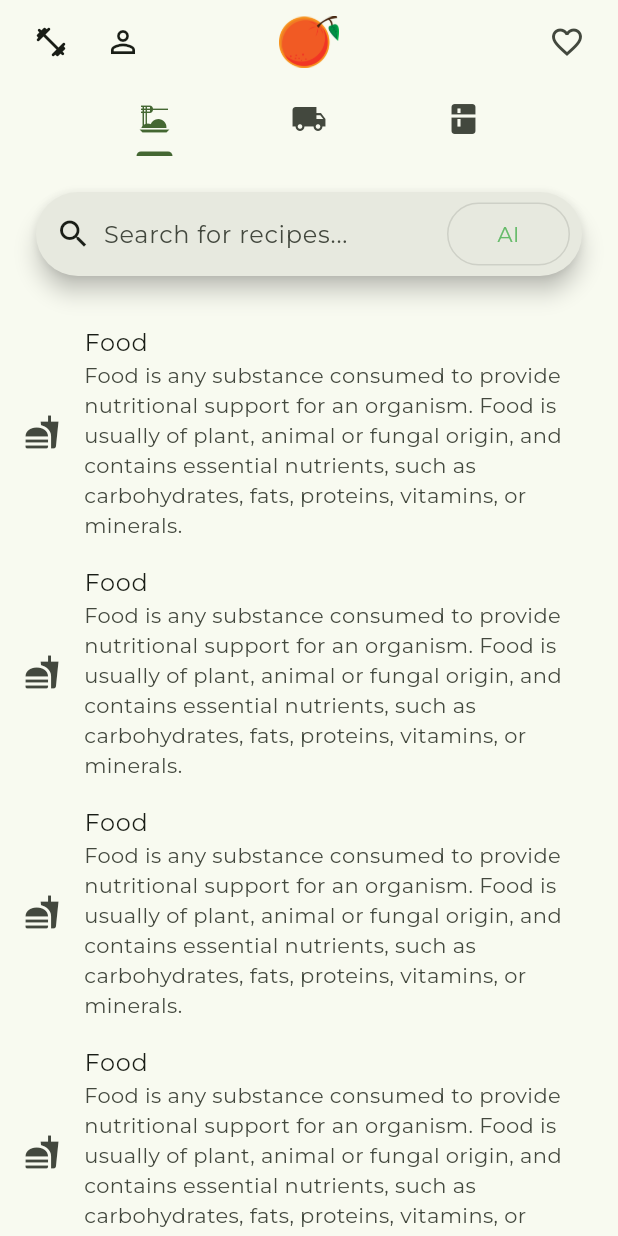
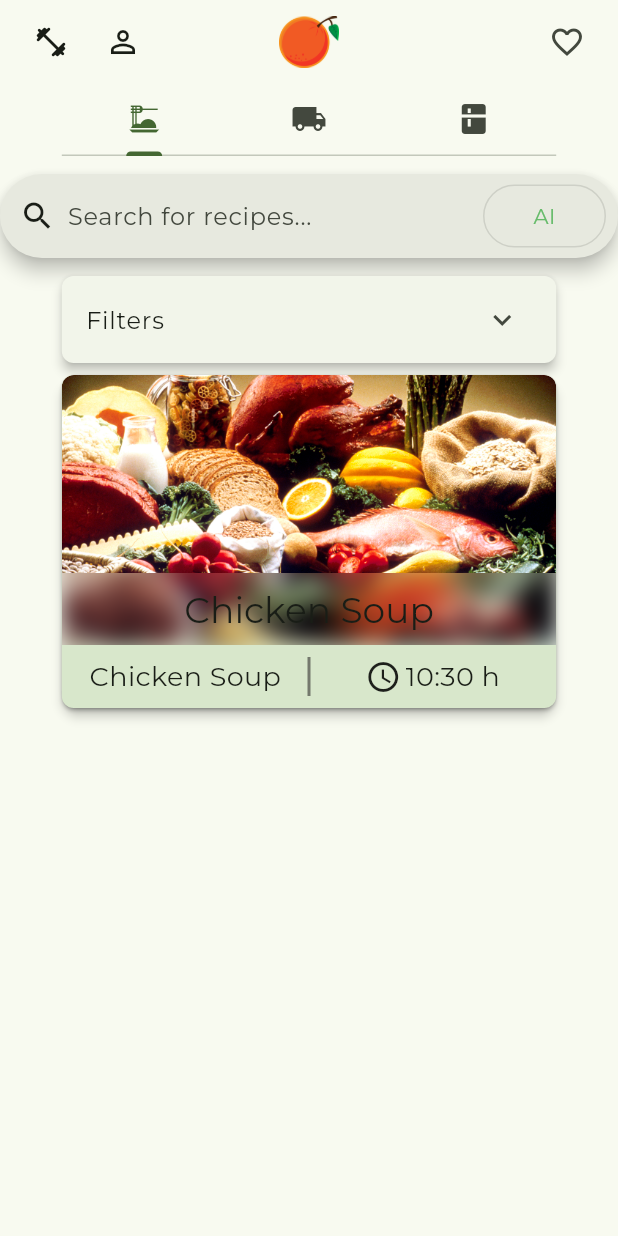
Before and after one commit to jerrydix/hackaTUM-helloFresh, a Flutter app: the screen it shows after launch, on a phone screen of 412 x 824 dp. Run offline on Flutter 3.47's test engine with Material 3 defaults, Android fonts, the phone set to English and light mode, and no system bars; our stand-ins replace blur, google_fonts.

Commit message:
many ui additions

```diff
--- a/flutter_version/lib/pages/homepage.dart
+++ b/flutter_version/lib/pages/homepage.dart
@@ -1,5 +1,6 @@
 import 'package:flutter/material.dart';
-import 'package:flutter_svg/flutter_svg.dart';
+import 'package:flutter_version/rest/recipe.dart';
+import 'package:flutter_version/widgets/recipe_card.dart';
 
 class HomePage extends StatefulWidget {
   const HomePage({super.key});
@@ -23,25 +24,25 @@ class _MyHomePageState extends State<HomePage> {
           title: Image.asset("assets/Orange.png", height: 40, width: 40),
           centerTitle: true,
           bottom: TabBar(
-            tabs: [
+            tabs: const [
               Tab(icon: Icon(Icons.dinner_dining)),
               Tab(icon: Icon(Icons.local_shipping)),
               Tab(icon: Icon(Icons.kitchen)),
             ],
             splashBorderRadius: BorderRadius.circular(25),
-            padding: EdgeInsets.symmetric(horizontal: MediaQuery.of(context).size.width / 8),
-            dividerColor: Colors.transparent,
+            padding: EdgeInsets.symmetric(horizontal: MediaQuery.of(context).size.width * 1/10),
+            //dividerColor: Colors.transparent,
           ),
           leading: Padding(
-            padding: EdgeInsets.only(left: 10),
+            padding: const EdgeInsets.only(left: 10),
             child: Row(
               children: [
                 IconButton(
-                  icon: Icon(Icons.fitness_center_rounded),
+                  icon: const Icon(Icons.fitness_center_rounded),
                   onPressed: () {}, // TODO: implement
                 ),
                 IconButton(
-                  icon: Icon(Icons.person_outline),
+                  icon: const Icon(Icons.person_outline),
                   onPressed: () {}, // TODO: implement
                 ),
               ],
@@ -49,10 +50,10 @@ class _MyHomePageState extends State<HomePage> {
           ),
           actions: [
             IconButton(
-              icon: Icon(Icons.favorite_outline),
+              icon: const Icon(Icons.favorite_outline),
               onPressed: () {},
             ),
-            Padding(padding: EdgeInsets.only(right: 10)),
+            const Padding(padding: EdgeInsets.only(right: 10)),
           ],
         ),
         body: TabBarView(
@@ -60,11 +61,13 @@ class _MyHomePageState extends State<HomePage> {
             Column(
               children: [
                 Padding(
-                  padding: EdgeInsets.all(24),
+                  padding: const EdgeInsets.only(top: 12, bottom: 12),
                   child: SearchBar(
+                    elevation: MaterialStateProperty.all(5),
+
                     hintText: 'Search for recipes...',
                     onChanged: (value) {},
-                    leading: Row(
+                    leading: const Row(
                       children: [
                         Padding(padding: EdgeInsets.only(left: 5)),
                         Icon(Icons.search),
@@ -78,9 +81,6 @@ class _MyHomePageState extends State<HomePage> {
                             AIenabled = !AIenabled;
                           });
                         },
-                        children: const [
-                          Text("AI"),
-                        ],
                         selectedBorderColor: Colors.green[700],
                         selectedColor: Colors.white,
                         fillColor: Colors.green[200],
@@ -90,53 +90,52 @@ class _MyHomePageState extends State<HomePage> {
                           minHeight: 40.0,
                           minWidth: 80.0,
                         ),
+                        children: const [
+                          Text("AI"),
+                        ],
 
                       ),
                     ]
                   ),
                 ),
+                Card(
+                  elevation: 3,
+                  margin: EdgeInsets.only(left: MediaQuery.of(context).size.width * 1/10, right: MediaQuery.of(context).size.width * 1/10),
+                  shape: RoundedRectangleBorder(
+                    borderRadius: BorderRadius.circular(8),
+                  ),
+                  clipBehavior: Clip.antiAlias,
+                  child: const ExpansionTile(
+                    shape: Border(),
+                    title: Text("Filters"),
+                    children: [
+                      Text("Expanded content")
+                    ],
+                  ),
+                ),
                 Expanded(
                   child: ListView(
                     children: [
-                      ListTile(
-                        leading: Icon(Icons.fastfood),
-                        title: Text('Food'),
-                        subtitle: Text('Food is any substance consumed to provide nutritional support for an organism. Food is usually of plant, animal or fungal origin, and contains essential nutrients, such as carbohydrates, fats, proteins, vitamins, or minerals.'),
-                      ),
-                      ListTile(
-                        leading: Icon(Icons.fastfood),
-                        title: Text('Food'),
-                        subtitle: Text('Food is any substance consumed to provide nutritional support for an organism. Food is usually of plant, animal or fungal origin, and contains essential nutrients, such as carbohydrates, fats, proteins, vitamins, or minerals.'),
-                      ),
-                      ListTile(
-                        leading: Icon(Icons.fastfood),
-                        title: Text('Food'),
-                        subtitle: Text('Food is any substance consumed to provide nutritional support for an organism. Food is usually of plant, animal or fungal origin, and contains essential nutrients, such as carbohydrates, fats, proteins, vitamins, or minerals.'),
-                      ),
-                      ListTile(
-                        leading: Icon(Icons.fastfood),
-                        title: Text('Food'),
-                        subtitle: Text('Food is any substance consumed to provide nutritional support for an organism. Food is usually of plant, animal or fungal origin, and contains essential nutrients, such as carbohydrates, fats, proteins, vitamins, or minerals.'),
-                      ),
-                      ListTile(
-                        leading: Icon(Icons.fastfood),
-                        title: Text('Food'),
-                        subtitle: Text('Food is any substance consumed to provide nutritional support for an organism. Food is usually of plant, animal or fungal origin, and contains essential nutrients, such as carbohydrates, fats, proteins, vitamins, or minerals.'),
-                      ),
-                      ListTile(
-                        leading: Icon(Icons.fastfood),
-                        title: Text('Food'),
-                        subtitle: Text('Food is any substance consumed to provide nutritional support for an organism. Food is usually of plant, animal or fungal origin, and contains essential nutrients, such as carbohydrates, fats, proteins, vitamins, or minerals.'),
+                      RecipeCard(
+                          recipe: Recipe(
+                              name: 'Chicken Soup',
+                              imagePath: "assets/food_template.jpg",
+                              abstract: 'This is a recipe for chicken soup',
+                              description: 'This is a recipe for chicken soup',
+                              time: DateTime.now(),
+                              ingredients: ['Chicken', 'Soup'],
+                              steps: ['Cook', 'Eat'],
+                          )
                       ),
                     ],
                   ),
                 ),
               ],
             ),
-            Center(
+            const Center(
               child: Text("It's rainy here"),
             ),
-            Center(
+            const Center(
               child: Text("It's sunny here"),
             ),
           ],
--- /dev/null
+++ b/flutter_version/lib/rest/recipe.dart
@@ -0,0 +1,36 @@
+
+class Recipe {
+  final String name;
+  final String imagePath;
+  final String abstract;
+  final String description;
+  final DateTime time;
+  final List<String> ingredients;
+  final List<String> steps;
+  late String timeString;
+  //final List<String> tags,
+
+  Recipe({
+    required this.name,
+    required this.imagePath,
+    required this.abstract,
+    required this.description,
+    required this.time,
+    required this.ingredients,
+    required this.steps,
+    //required this.tags,
+  }) {
+    if (time.hour == 0) {
+      timeString = '${time.minute} min';
+    } else {
+      timeString = '${time.hour}:${time.minute} h';
+    }
+  }
+
+  factory Recipe.fromJson(Map<String, dynamic> json) {
+    return Recipe(name: 'Chicken Soup', imagePath: 'assets/Orange.png', abstract: 'This is a recipe for chicken soup', description: 'This is a recipe for chicken soup', time: DateTime.now(), ingredients: ['Chicken', 'Soup'], steps: ['Cook', 'Eat'],
+      //name: json['label'] as String,
+      //imagePath: json['image'] as String,
+      );
+  }
+}
--- /dev/null
+++ b/flutter_version/lib/widgets/recipe_card.dart
@@ -0,0 +1,114 @@
+import 'dart:ui';
+
+import 'package:animations/animations.dart';
+import 'package:flutter/material.dart';
+import 'package:blur/blur.dart';
+import 'package:flutter_version/pages/recipe_page.dart';
+
+
+import '../rest/recipe.dart';
+
+class RecipeCard extends StatelessWidget {
+  final Recipe recipe;
+  const RecipeCard({
+    super.key,
+    required this.recipe,
+  });
+
+  @override
+  Widget build(BuildContext context) {
+    return Card(
+      margin: EdgeInsets.only(left: clampDouble(MediaQuery.of(context).size.width * 1/10, 0, 500), right: clampDouble(MediaQuery.of(context).size.width * 1/10, 0, 500), top: 8),
+      elevation: 3,
+      child: OpenContainer(
+        transitionType: ContainerTransitionType.fadeThrough,
+        closedColor: Theme.of(context).colorScheme.secondaryContainer,
+        middleColor: Theme.of(context).colorScheme.background,
+        openColor: Theme.of(context).colorScheme.background,
+        transitionDuration: const Duration(milliseconds: 350),
+        closedShape: RoundedRectangleBorder(
+          borderRadius: BorderRadius.circular(8),
+        ),
+        closedBuilder: (context, action) {
+          return Column(
+              crossAxisAlignment: CrossAxisAlignment.stretch,
+              children: [
+                SizedBox(
+                  height: 180,
+                  child: Stack(
+                    fit: StackFit.passthrough,
+                    children: [
+                      ClipRRect(
+                        borderRadius: const BorderRadius.only(
+                          topLeft: Radius.circular(8),
+                          topRight: Radius.circular(8),
+                        ),
+                        child: Image.asset(recipe.imagePath, fit: BoxFit.cover),
+                      ),
+                      Column(
+                        children: [
+                          SizedBox(height: 132,),
+                          Text( //todo fix alignment
+                            recipe.name,
+                            style: Theme.of(context).textTheme.headlineSmall,
+                          ).frosted(
+                            blur: 8,
+                            padding: EdgeInsets.all(8),
+                            width: MediaQuery.of(context).size.width,
+                          ),
+                        ],
+                      )
+                    ],
+                  ),
+                ),
+                Padding(
+                    padding: const EdgeInsets.all(8.0),
+                    child: IntrinsicHeight(
+                      child: Row(
+                        mainAxisAlignment: MainAxisAlignment.start,
+                        children: [
+                          SizedBox(
+                            width: (MediaQuery.of(context).size.width - MediaQuery.of(context).size.width * 2/10 - 16) / 2 - 8,
+                            child: Text(
+                              recipe.name,
+                              style: const TextStyle(
+                                fontSize: 18,
+                              ),
+                              textAlign: TextAlign.center,
+                            ),
+                          ),
+                          VerticalDivider(
+                            color: Theme.of(context).dividerColor,
+                            thickness: 2,
+                          ),
+                          SizedBox(
+                            width: (MediaQuery.of(context).size.width - MediaQuery.of(context).size.width * 2/10 - 16) / 2 - 8,
+                            child: Row(
+                              mainAxisAlignment: MainAxisAlignment.center,
+                              children: [
+                                Icon(Icons.schedule),
+                                SizedBox(width: 3,),
+                                Text(
+                                  recipe.timeString,
+                                  style: const TextStyle(
+                                    fontSize: 18,
+                                  ),
+                                ),
+                              ],
+                            ),
+                          ),
+                        ],
+                      ),
+                    )
+                ),
+              ],
+
+          );
+        },
+        openBuilder: (context, action) {
+          return RecipePage(recipe: recipe);
+        },
+      ),
+    );
+  }
+}
--- a/flutter_version/pubspec.yaml
+++ b/flutter_version/pubspec.yaml
@@ -37,6 +37,9 @@ dependencies:
   cupertino_icons: ^1.0.2
   flutter_svg: ^2.0.9
   google_fonts: ^6.1.0
+  blur: ^3.1.0
+  flutter_expanded_tile: ^0.3.7
+  animations: ^2.0.8
 
 dev_dependencies:
   flutter_test:
```
Also changed, not shown: flutter_version/lib/RecipeManager.dart (added, +32 -0 lines), flutter_version/lib/pages/favourites_page.dart (added, +90 -0 lines), flutter_version/lib/pages/recipe_page.dart (+43 -0 lines), flutter_version/assets/food_template.jpg (added).
